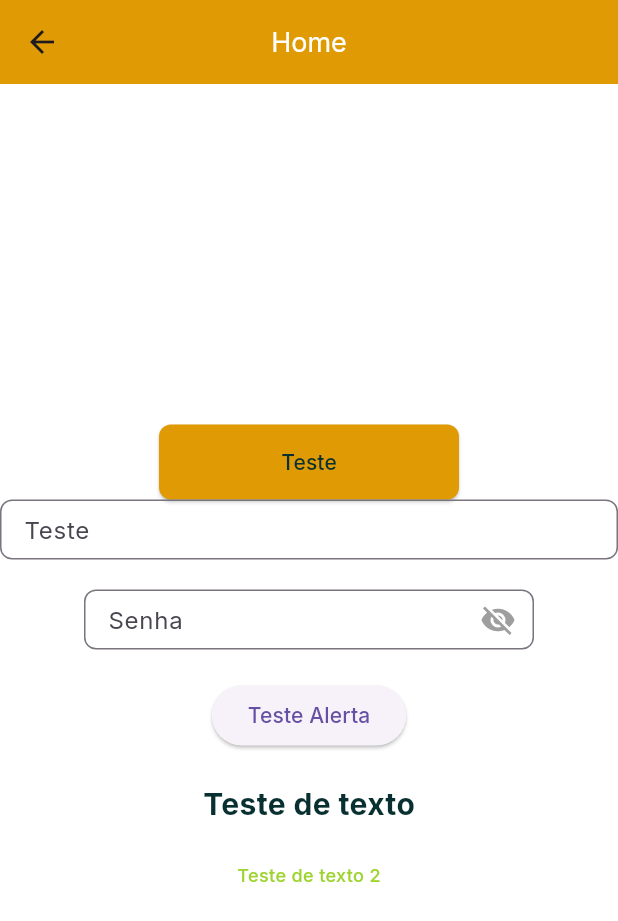
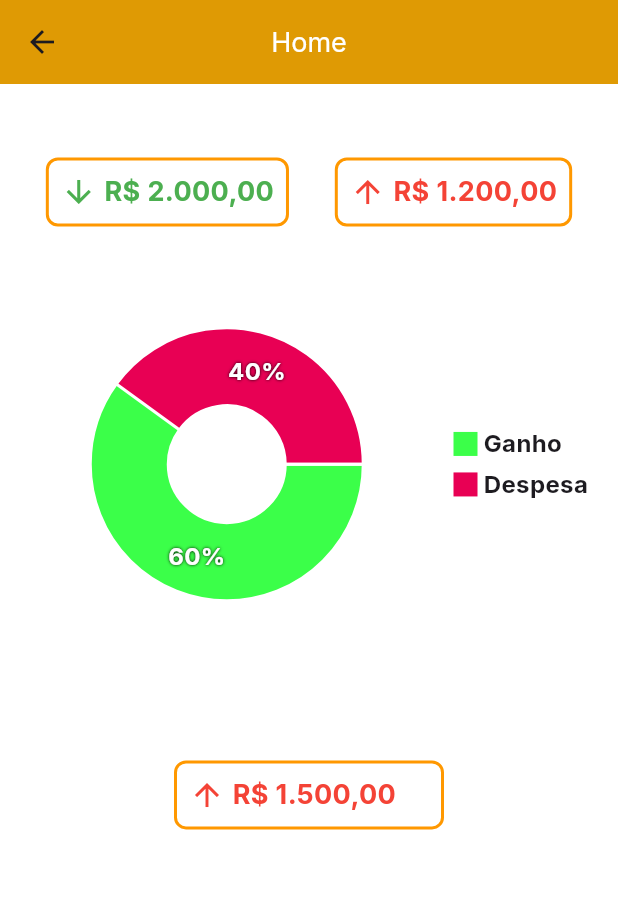
Before and after one commit to vinimiraa/LDDM-ShowCoin, a Flutter app: the HomeScreen screen opened directly, on a phone screen of 412 x 824 dp. Shown: the top 921 px of the screen. Run offline on Flutter 3.47's test engine with Material 3 defaults, Android fonts, the light colour scheme and no system bars; drawn by our look-alikes of fl_chart; our stand-ins replace persistent_bottom_nav_bar.

Commit message:
feat: plotando gráifco de ganho e despesa

```diff
--- /dev/null
+++ b/src/lib/screens/graphic_test.dart
@@ -0,0 +1,179 @@
+import 'package:fl_chart/fl_chart.dart';
+import 'package:flutter/material.dart';
+
+class PieChartGanhoDespesa extends StatefulWidget {
+  const PieChartGanhoDespesa({super.key});
+
+  @override
+  State<StatefulWidget> createState() => PieChartGanhoDespesaState();
+}
+
+class PieChartGanhoDespesaState extends State {
+  int touchedIndex = -1;
+
+  @override
+  Widget build(BuildContext context) {
+    return AspectRatio(
+      aspectRatio: 1.3,
+      child: Row(
+        children: <Widget>[
+          const SizedBox(
+            height: 12,
+          ),
+          Expanded(
+            child: AspectRatio(
+              aspectRatio: 1,
+              child: PieChart(
+                PieChartData(
+                  pieTouchData: PieTouchData(
+                    touchCallback: (FlTouchEvent event, pieTouchResponse) {
+                      setState(() {
+                        if (!event.isInterestedForInteractions ||
+                            pieTouchResponse == null ||
+                            pieTouchResponse.touchedSection == null) {
+                          touchedIndex = -1;
+                          return;
+                        }
+                        touchedIndex =
+                            pieTouchResponse.touchedSection!.touchedSectionIndex;
+                      });
+                    },
+                  ),
+                  borderData: FlBorderData(show: false),
+                  sectionsSpace: 2,
+                  centerSpaceRadius: 40,
+                  sections: showingSections(),
+                ),
+              ),
+            ),
+          ),
+          Column(
+            mainAxisAlignment: MainAxisAlignment.center,
+            crossAxisAlignment: CrossAxisAlignment.start,
+            children: const <Widget>[
+              Indicator(
+                color: GAppColors.contentColorGreen,
+                text: 'Ganho',
+                isSquare: true,
+              ),
+              SizedBox(height: 4),
+              Indicator(
+                color: GAppColors.contentColorRed,
+                text: 'Despesa',
+                isSquare: true,
+              ),
+            ],
+          ),
+          const SizedBox(width: 20),
+        ],
+      ),
+    );
+  }
+
+  List<PieChartSectionData> showingSections() {
+    final isGanhoTouched = touchedIndex == 0;
+    final isDespesaTouched = touchedIndex == 1;
+
+    final ganhoFontSize = isGanhoTouched ? 25.0 : 16.0;
+    final ganhoRadius = isGanhoTouched ? 60.0 : 50.0;
+
+    final despesaFontSize = isDespesaTouched ? 25.0 : 16.0;
+    final despesaRadius = isDespesaTouched ? 60.0 : 50.0;
+
+    const shadows = [Shadow(color: Colors.black, blurRadius: 2)];
+
+    return [
+      PieChartSectionData(
+        color: GAppColors.contentColorGreen,
+        value: 60,
+        title: '60%',
+        radius: ganhoRadius,
+        titleStyle: TextStyle(
+          fontSize: ganhoFontSize,
+          fontWeight: FontWeight.bold,
+          color: GAppColors.mainTextColor1,
+          shadows: shadows,
+        ),
+      ),
+      PieChartSectionData(
+        color: GAppColors.contentColorRed,
+        value: 40,
+        title: '40%',
+        radius: despesaRadius,
+        titleStyle: TextStyle(
+          fontSize: despesaFontSize,
+          fontWeight: FontWeight.bold,
+          color: GAppColors.mainTextColor1,
+          shadows: shadows,
+        ),
+      ),
+    ];
+  }
+}
+
+class Indicator extends StatelessWidget {
+  const Indicator({
+    super.key,
+    required this.color,
+    required this.text,
+    required this.isSquare,
+    this.size = 16,
+    this.textColor,
+  });
+  final Color color;
+  final String text;
+  final bool isSquare;
+  final double size;
+  final Color? textColor;
+
+  @override
+  Widget build(BuildContext context) {
+    return Row(
+      children: <Widget>[
+        Container(
+          width: size,
+          height: size,
+          decoration: BoxDecoration(
+            shape: isSquare ? BoxShape.rectangle : BoxShape.circle,
+            color: color,
+          ),
+        ),
+        const SizedBox(
+          width: 4,
+        ),
+        Text(
+          text,
+          style: TextStyle(
+            fontSize: 16,
+            fontWeight: FontWeight.bold,
+            color: textColor,
+          ),
+        )
+      ],
+    );
+  }
+}
+
+class GAppColors {
+  static const Color primary = contentColorCyan;
+  static const Color menuBackground = Color(0xFF090912);
+  static const Color itemsBackground = Color(0xFF1B2339);
+  static const Color pageBackground = Color(0xFF282E45);
+  static const Color mainTextColor1 = Colors.white;
+  static const Color mainTextColor2 = Colors.white70;
+  static const Color mainTextColor3 = Colors.white38;
+  static const Color mainGridLineColor = Colors.white10;
+  static const Color borderColor = Colors.white54;
+  static const Color gridLinesColor = Color(0x11FFFFFF);
+
+  static const Color contentColorBlack = Colors.black;
+  static const Color contentColorWhite = Colors.white;
+  static const Color contentColorBlue = Color(0xFF2196F3);
+  static const Color contentColorYellow = Color(0xFFFFC300);
+  static const Color contentColorOrange = Color(0xFFFF683B);
+  static const Color contentColorGreen = Color(0xFF3BFF49);
+  static const Color contentColorPurple = Color(0xFF6E1BFF);
+  static const Color contentColorPink = Color(0xFFFF3AF2);
+  static const Color contentColorRed = Color(0xFFE80054);
+  static const Color contentColorCyan = Color(0xFF50E4FF);
+}
--- a/src/lib/screens/home_screen.dart
+++ b/src/lib/screens/home_screen.dart
@@ -1,4 +1,5 @@
 import 'package:flutter/material.dart';
+import 'graphic_test.dart';
 import 'utils.dart';
 
 class HomeScreen extends StatelessWidget {
@@ -11,71 +12,111 @@ class HomeScreen extends StatelessWidget {
       appBar: Utils.buildHeader('Home'),
       body: Center(
         child: Column(
-          mainAxisAlignment: MainAxisAlignment.center,
+          mainAxisAlignment: MainAxisAlignment.start,
+          crossAxisAlignment: CrossAxisAlignment.center,
           children: [
-            // ! TESTE BOTÃO
-            Utils.buildButton(text: "Teste", onPressed: _apertaBotao),
-
-            // ! TESTE INPUT
-            Utils.buildInputField(
-              "Teste",
-              controller: TextEditingController(),
-              type: TextInputType.text,
-              obscure: false,
-            ),
-
-            Utils.buildInputField(
-              "Senha",
-              controller: TextEditingController(),
-              type: TextInputType.text,
-              obscure: true,
-              width: 300, // Define a largura do campo
-            ),
-
-            // ! TESTE ALERT
-            ElevatedButton(
-              onPressed: () {
-                Utils.showAlertDialog(
-                  context,
-                  "Encerrar Sessão",
-                  "Você tem certeza ?",
-                  onConfirm: _apertaConfirmar,
-                  confirmText: "Sei lá porra kkkkk",
-                  cancelText: "Kero naum",
-                );
-              },
-              child: Text("Teste Alerta"),
-            ),
-
-            // ! TESTE TEXT
             Utils.buildText(
-              "Teste de texto",
-              color: AppColors.textSecondary,
+              "Ganhos e Despesas",
+              color: AppColors.textPrimary,
               fontSize: 20,
               fontWeight: FontWeight.bold,
-              marginTop: 20,
-              marginBottom: 20,
+              marginBottom: 10,
+              marginTop: 10
             ),
-
+            Row(
+              mainAxisAlignment: MainAxisAlignment.spaceEvenly,
+              children: [
+                Container(
+                  padding: const EdgeInsets.all(8.0),
+                  decoration: BoxDecoration(
+                    border: Border.all(
+                      color: Colors.orange,
+                      width: 2,
+                    ), // Borda laranja
+                    borderRadius: BorderRadius.circular(
+                      8,
+                    ), // Bordas arredondadas
+                  ),
+                  child: Row(
+                    children: [
+                      Icon(Icons.arrow_downward, color: Colors.green),
+                      const SizedBox(width: 5),
+                      Text(
+                        "R\$ 2.000,00", // Valor de entrada
+                        style: TextStyle(
+                          color: Colors.green,
+                          fontSize: 18,
+                          fontWeight: FontWeight.bold,
+                        ),
+                      ),
+                    ],
+                  ),
+                ),
+                Container(
+                  padding: const EdgeInsets.all(8.0),
+                  decoration: BoxDecoration(
+                    border: Border.all(
+                      color: Colors.orange,
+                      width: 2,
+                    ), // Borda laranja
+                    borderRadius: BorderRadius.circular(
+                      8,
+                    ), // Bordas arredondadas
+                  ),
+                  child: Row(
+                    children: [
+                      Icon(Icons.arrow_upward, color: Colors.red),
+                      const SizedBox(width: 5),
+                      Text(
+                        "R\$ 1.200,00", // Valor de saída
+                        style: TextStyle(
+                          color: Colors.red,
+                          fontSize: 18,
+                          fontWeight: FontWeight.bold,
+                        ),
+                      ),
+                    ],
+                  ),
+                ),
+              ],
+            ),
+            const PieChartGanhoDespesa(),
             Utils.buildText(
-              "Teste de texto 2",
-              color: const Color.fromARGB(255, 157, 212, 47),
-              fontSize: 12,
-              fontWeight: FontWeight.w500,
-              marginTop: 5,
-              marginBottom: 5,
+              "Meta de Gastos desse Mês",
+              color: AppColors.textPrimary,
+              fontSize: 20,
+              fontWeight: FontWeight.bold,
+              marginBottom: 10,
+            ),
+            Container(
+              padding: const EdgeInsets.all(8.0),
+              width: 180,
+              decoration: BoxDecoration(
+                border: Border.all(
+                  color: Colors.orange,
+                  width: 2,
+                ), // Borda laranja
+                borderRadius: BorderRadius.circular(8), // Bordas arredondadas
+              ),
+              child: Row(
+                children: [
+                  Icon(Icons.arrow_upward, color: Colors.red),
+                  const SizedBox(width: 5),
+                  Text(
+                    "R\$ 1.500,00", // Valor de saída
+                    style: TextStyle(
+                      color: Colors.red,
+                      fontSize: 18,
+                      fontWeight: FontWeight.bold,
+                    ),
+                    textAlign: TextAlign.center,
+                  ),
+                ],
+              ),
             ),
           ],
         ),
       ),
     );
   }
-
-  void _apertaBotao() {
-    debugPrint("Botão apertado (lá ele kkkkkkkkkkkkj)");
-  }
-
-  void _apertaConfirmar() {
-    debugPrint("Sei lá porra apertado XDXDXD");
-  }
 }
```
